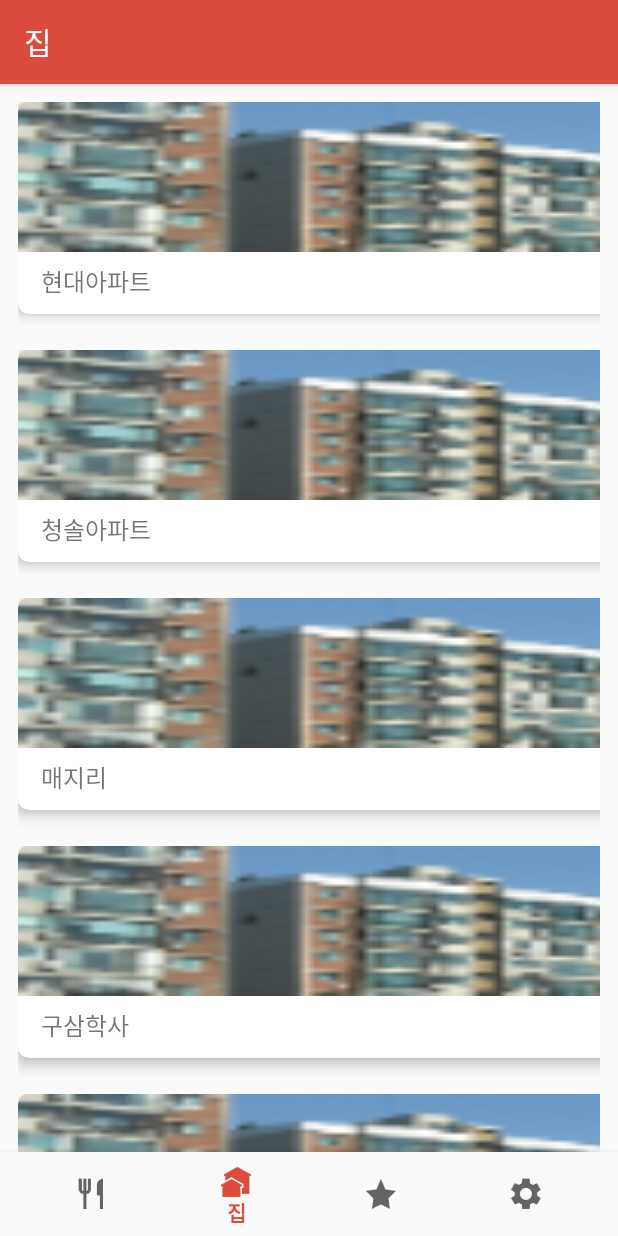
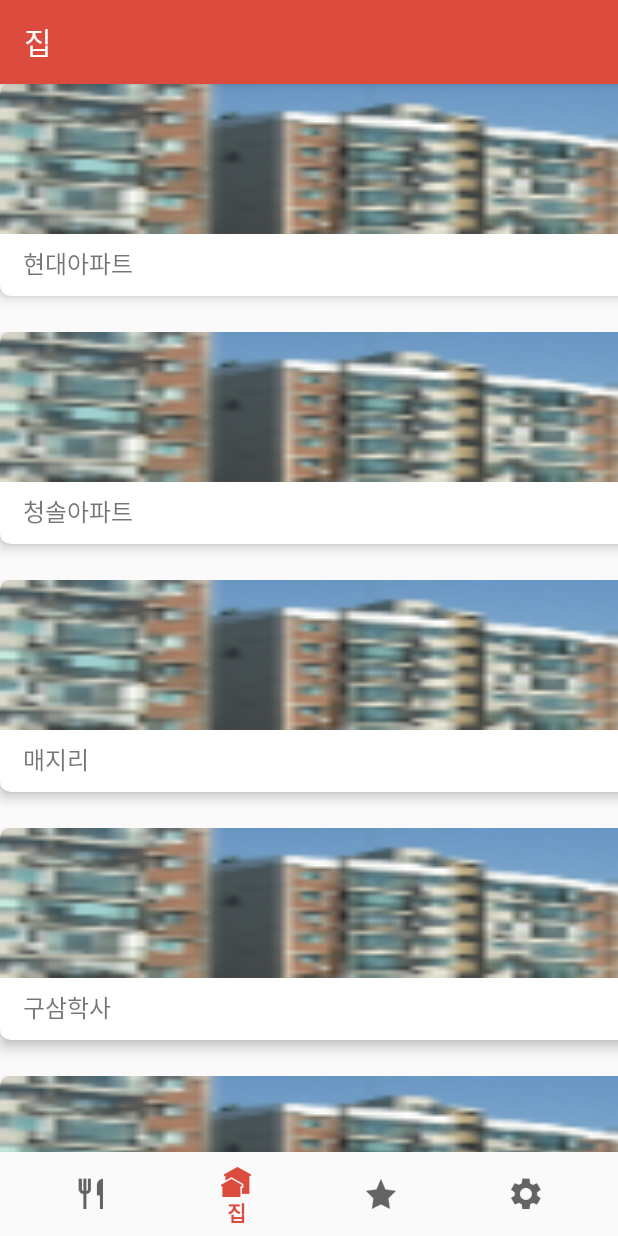
Before and after one commit to AfterNoodle/AfterNoodleAndroid, an Android app: the screen it shows after launch (MainActivity), item 2 of the bottom bar chosen, on a phone screen of 412 x 824 dp. Run offline under Robolectric (Android 15) with nearby library versions, the phone set to English and light mode, and no system bars; our stand-ins replace ButterKnife.

Commit message:
0. bottom에 마진 넣어서 수정

```diff
--- a/app/src/main/res/layout/activity_main.xml
+++ b/app/src/main/res/layout/activity_main.xml
@@ -18,13 +18,14 @@
         <FrameLayout
             android:id="@+id/contentMain"
             android:layout_width="match_parent"
-            android:layout_height="match_parent"/>
+            android:layout_height="match_parent"
+            android:paddingBottom="56dp"/>
     </LinearLayout>
 
     <android.support.design.widget.BottomNavigationView
         android:id="@+id/navigation"
         android:layout_width="match_parent"
-        android:layout_height="wrap_content"
+        android:layout_height="56dp"
         android:layout_gravity="bottom"
         android:background="?android:attr/windowBackground"
         app:menu="@menu/navigation" />
--- a/app/src/main/res/layout/fragment_living_category.xml
+++ b/app/src/main/res/layout/fragment_living_category.xml
@@ -1,8 +1,7 @@
 <?xml version="1.0" encoding="utf-8"?>
 <LinearLayout xmlns:android="http://schemas.android.com/apk/res/android"
     android:orientation="vertical" android:layout_width="match_parent"
-    android:layout_height="match_parent"
-    android:layout_margin="12dp">
+    android:layout_height="match_parent">
 
     <android.support.v7.widget.RecyclerView
         android:id="@+id/listLivCat"
```
